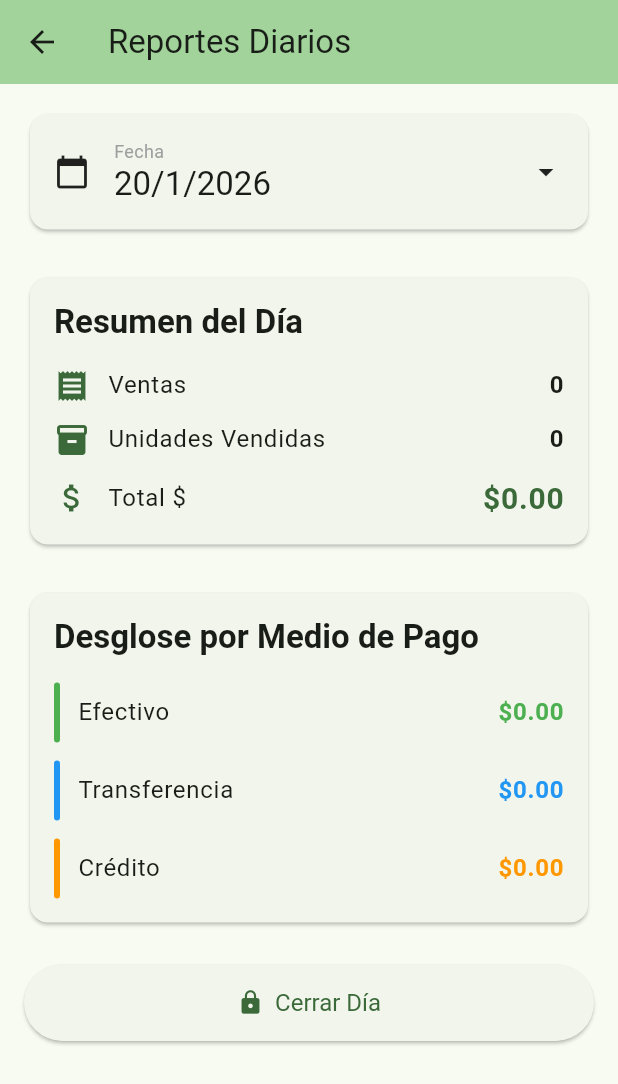
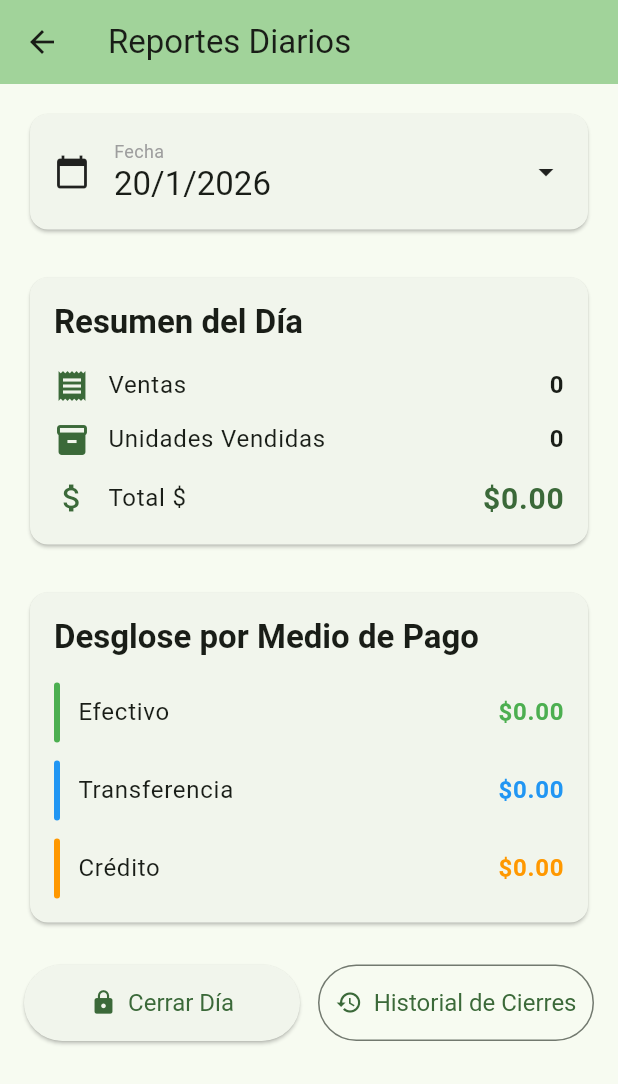
Before and after one commit to casacid-afk/invernadero_mvp, a Flutter app: the screen it shows after launch, after a tap on "Reportes", on a phone screen of 412 x 824 dp. Shown: the top 1084 px of the screen. Run offline on Flutter 3.47's test engine with Material 3 defaults, Android fonts, the phone set to English and light mode, and no system bars; our stand-ins replace shared_preferences.

Commit message:
CAP11: Historial de cierres con lista y detalle

```diff
--- a/lib/screens/reportes_screen.dart
+++ b/lib/screens/reportes_screen.dart
@@ -2,6 +2,7 @@ import 'package:flutter/material.dart';
 import '../domain/motor_invernadero.dart';
 import '../domain/movimiento.dart';
 import '../domain/cultivos.dart';
+import 'historial_cierres_screen.dart';
 
 class ReportesScreen extends StatefulWidget {
   final MotorInvernadero motor;
@@ -227,8 +228,11 @@ class _ReportesScreenState extends State<ReportesScreen> {
             ),
             const SizedBox(height: 24),
 
-            // Botón Cerrar día
-            ElevatedButton.icon(
+            // Botones de acción
+            Row(
+              children: [
+                Expanded(
+                  child: ElevatedButton.icon(
                     onPressed: _verificarCierreDisponible() ? _cerrarJornada : null,
                     icon: const Icon(Icons.lock),
                     label: const Text('Cerrar Día'),
@@ -236,6 +240,28 @@ class _ReportesScreenState extends State<ReportesScreen> {
                       padding: const EdgeInsets.symmetric(vertical: 16),
                       textStyle: const TextStyle(fontSize: 16),
                     ),
+                  ),
+                ),
+                const SizedBox(width: 12),
+                Expanded(
+                  child: OutlinedButton.icon(
+                    onPressed: () {
+                      Navigator.push(
+                        context,
+                        MaterialPageRoute(
+                          builder: (context) => HistorialCierresScreen(motor: widget.motor),
+                        ),
+                      );
+                    },
+                    icon: const Icon(Icons.history),
+                    label: const Text('Historial de Cierres'),
+                    style: OutlinedButton.styleFrom(
+                      padding: const EdgeInsets.symmetric(vertical: 16),
+                      textStyle: const TextStyle(fontSize: 16),
+                    ),
+                  ),
+                ),
+              ],
             ),
           ],
         ),
```
Also changed, not shown: lib/screens/historial_cierres_screen.dart (added, +138 -0 lines). Lines whose indentation alone changed are shown as unchanged.
